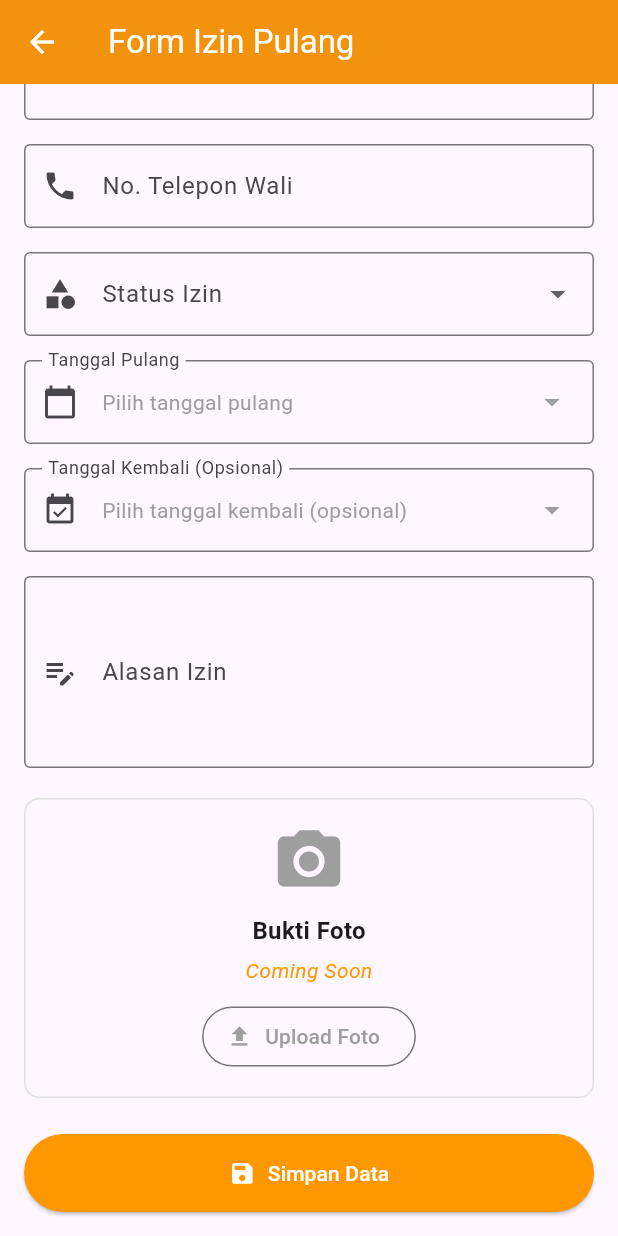
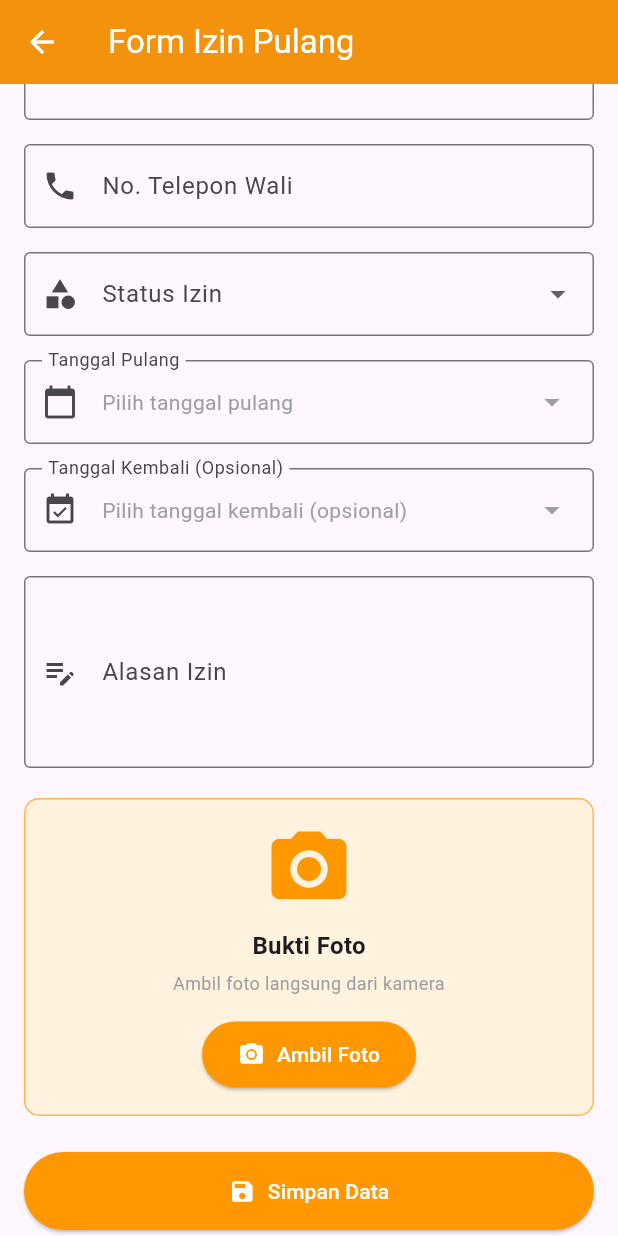
Before and after one commit to mohfarizalsholahuddinghonniuisi23/Ma-had-Security-project, a Flutter app: the FormIzinPulang screen opened directly, scrolled down 318 dp, on a phone screen of 412 x 824 dp. Run offline on Flutter 3.47's test engine with Material 3 defaults, Android fonts, the phone set to English and light mode, and no system bars; our stand-ins replace cloud_firestore, firebase_auth, firebase_core, image_picker; accounts and stored records are empty.

Commit message:
Mengaktifkan fitur ambil camera menggunakan image picker

```diff
--- a/lib/Views/FormIzinPulang.dart
+++ b/lib/Views/FormIzinPulang.dart
@@ -1,7 +1,9 @@
 import 'package:flutter/material.dart';
 import 'package:intl/intl.dart';
-import '../models/izin_pulang.dart';
-import '../services/izin_service.dart';
+import 'package:image_picker/image_picker.dart';
+import 'dart:io';
+import 'package:perizinan_santri/models/izin_pulang.dart';
+import 'package:perizinan_santri/services/izin_service.dart';
 
 class FormIzinPulang extends StatefulWidget {
   const FormIzinPulang({super.key});
@@ -23,6 +25,10 @@ class _FormIzinPulangState extends State<FormIzinPulang> {
 
   // State untuk loading
   bool _isLoading = false;
+
+  // Image picker
+  final ImagePicker _picker = ImagePicker();
+  File? _selectedImage;
 
   // Tanggal pulang
   DateTime? _tanggalPulang;
@@ -171,21 +177,56 @@ class _FormIzinPulangState extends State<FormIzinPulang> {
       _selectedStatus = null;
       _tanggalPulang = null;
       _tanggalKembali = null;
+      _selectedImage = null;
     });
   }
 
-  void _uploadFoto() {
-    showDialog(
-      context: context,
-      builder: (context) => AlertDialog(
-        title: const Text('Coming Soon'),
-        content: const Text('Fitur upload foto akan segera hadir!'),
-        actions: [
-          TextButton(
-            onPressed: () => Navigator.pop(context),
-            child: const Text('OK'),
+  // Fungsi untuk ambil foto langsung dari kamera
+  Future<void> _ambilFoto() async {
+    try {
+      final XFile? photo = await _picker.pickImage(
+        source: ImageSource.camera,
+        maxWidth: 1920,
+        maxHeight: 1080,
+        imageQuality: 85,
+      );
+
+      if (photo != null) {
+        setState(() {
+          _selectedImage = File(photo.path);
+        });
+
+        if (mounted) {
+          ScaffoldMessenger.of(context).showSnackBar(
+            const SnackBar(
+              content: Text('✅ Foto berhasil diambil!'),
+              backgroundColor: Colors.green,
+              duration: Duration(seconds: 2),
             ),
-        ],
+          );
+        }
+      }
+    } catch (e) {
+      if (mounted) {
+        ScaffoldMessenger.of(context).showSnackBar(
+          SnackBar(
+            content: Text('❌ Gagal mengambil foto: $e'),
+            backgroundColor: Colors.red,
+          ),
+        );
+      }
+    }
+  }
+
+  // Fungsi untuk hapus foto
+  void _hapusFoto() {
+    setState(() {
+      _selectedImage = null;
+    });
+    ScaffoldMessenger.of(context).showSnackBar(
+      const SnackBar(
+        content: Text('Foto dihapus'),
+        duration: Duration(seconds: 2),
       ),
     );
   }
@@ -431,19 +472,73 @@ class _FormIzinPulangState extends State<FormIzinPulang> {
               ),
               const SizedBox(height: 20),
 
-              // Upload Foto (Coming Soon)
+              // Ambil Foto
               Container(
                 padding: const EdgeInsets.all(16),
                 decoration: BoxDecoration(
-                  border: Border.all(color: Colors.grey.shade300),
+                  border: Border.all(color: Colors.orange.shade300),
                   borderRadius: BorderRadius.circular(10),
+                  color: Colors.orange.shade50,
                 ),
                 child: Column(
                   children: [
+                    if (_selectedImage != null) ...[
+                      // Preview foto yang diambil
+                      Stack(
+                        children: [
+                          ClipRRect(
+                            borderRadius: BorderRadius.circular(10),
+                            child: Image.file(
+                              _selectedImage!,
+                              height: 250,
+                              width: double.infinity,
+                              fit: BoxFit.cover,
+                            ),
+                          ),
+                          Positioned(
+                            top: 8,
+                            right: 8,
+                            child: IconButton(
+                              onPressed: _hapusFoto,
+                              icon: const Icon(Icons.close),
+                              style: IconButton.styleFrom(
+                                backgroundColor: Colors.red,
+                                foregroundColor: Colors.white,
+                              ),
+                            ),
+                          ),
+                        ],
+                      ),
+                      const SizedBox(height: 10),
+                      const Row(
+                        mainAxisAlignment: MainAxisAlignment.center,
+                        children: [
+                          Icon(Icons.check_circle, color: Colors.green, size: 20),
+                          SizedBox(width: 8),
+                          Text(
+                            'Foto berhasil diambil',
+                            style: TextStyle(
+                              color: Colors.green,
+                              fontWeight: FontWeight.bold,
+                            ),
+                          ),
+                        ],
+                      ),
+                      const SizedBox(height: 10),
+                      OutlinedButton.icon(
+                        onPressed: _ambilFoto,
+                        icon: const Icon(Icons.camera_alt),
+                        label: const Text('Ambil Ulang'),
+                        style: OutlinedButton.styleFrom(
+                          foregroundColor: Colors.orange,
+                          side: const BorderSide(color: Colors.orange),
+                        ),
+                      ),
+                    ] else ...[
                       const Icon(
-                      Icons.photo_camera,
-                      size: 50,
-                      color: Colors.grey,
+                        Icons.camera_alt,
+                        size: 60,
+                        color: Colors.orange,
                       ),
                       const SizedBox(height: 10),
                       const Text(
@@ -455,21 +550,28 @@ class _FormIzinPulangState extends State<FormIzinPulang> {
                       ),
                       const SizedBox(height: 5),
                       const Text(
-                      'Coming Soon',
+                        'Ambil foto langsung dari kamera',
                         style: TextStyle(
-                        color: Colors.orange,
-                        fontStyle: FontStyle.italic,
+                          color: Colors.grey,
+                          fontSize: 12,
+                        ),
+                        textAlign: TextAlign.center,
+                      ),
+                      const SizedBox(height: 15),
+                      ElevatedButton.icon(
+                        onPressed: _ambilFoto,
+                        icon: const Icon(Icons.camera_alt),
+                        label: const Text('Ambil Foto'),
+                        style: ElevatedButton.styleFrom(
+                          backgroundColor: Colors.orange,
+                          foregroundColor: Colors.white,
+                          padding: const EdgeInsets.symmetric(
+                            horizontal: 24,
+                            vertical: 12,
                           ),
                         ),
-                    const SizedBox(height: 10),
-                    OutlinedButton.icon(
-                      onPressed: _uploadFoto,
-                      icon: const Icon(Icons.upload),
-                      label: const Text('Upload Foto'),
-                      style: OutlinedButton.styleFrom(
-                        foregroundColor: Colors.grey,
                       ),
-                    ),
+                    ],
                   ],
                 ),
               ),
--- a/lib/main.dart
+++ b/lib/main.dart
@@ -39,7 +39,7 @@ class MyApp extends StatelessWidget {
       ),
       debugShowCheckedModeBanner: false,
       // Gunakan StreamBuilder untuk cek status login
-       home: const AuthWrapper(),
+       home: const HomePengurus(),
 
     );
   }
--- a/pubspec.yaml
+++ b/pubspec.yaml
@@ -26,6 +26,9 @@ dependencies:
   # Date Formatting
   intl: ^0.19.0
 
+  # Image Picker
+  image_picker: ^1.0.7
+
   # UI
   cupertino_icons: ^1.0.2
 
```
Also changed, not shown: pubspec.lock, 5 other files. Lines whose indentation alone changed are shown as unchanged.
